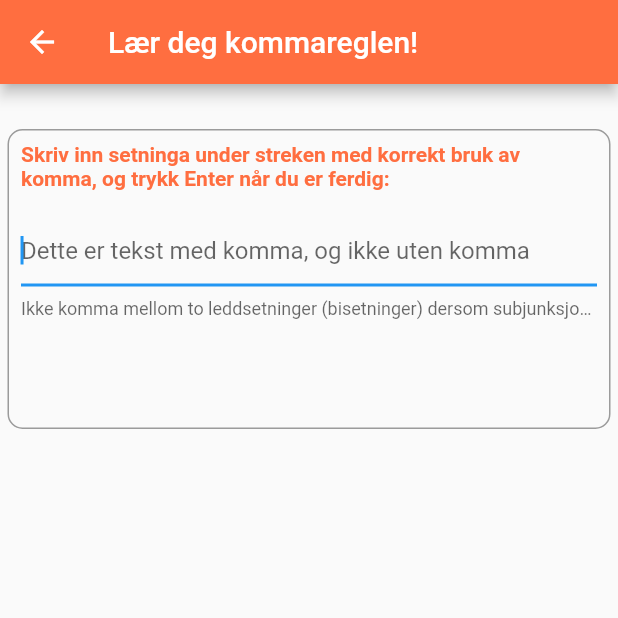
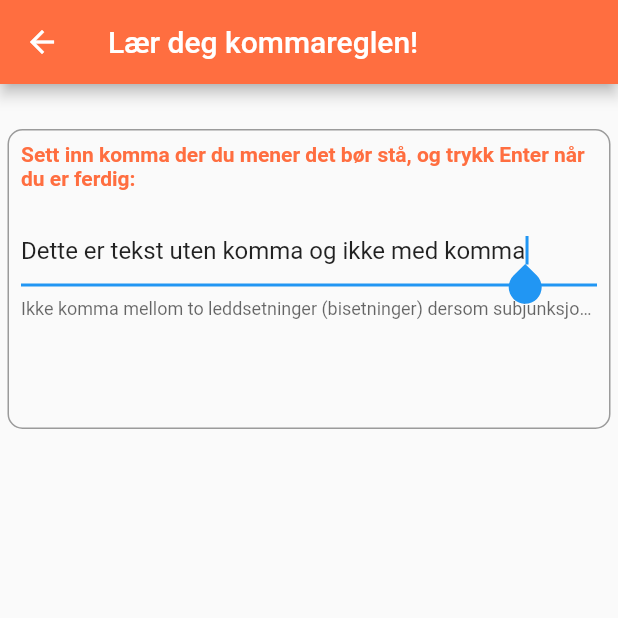
Before and after one commit to pahoel/komma, a Flutter app: the screen it shows after launch, after a tap on an icon or button, on a phone screen of 412 x 824 dp, the top half of it. Run offline on Flutter 3.47's test engine with Material 2 defaults, Android fonts, the phone set to English and light mode, and no system bars.

Commit message:
Fikk endelig til å gi tekstfeltet enn init-verdi: Byttet ut TextField med TextFormField

```diff
--- a/lib/about.dart
+++ b/lib/about.dart
@@ -1,17 +1,13 @@
 import 'package:flutter/material.dart';
 import 'package:komma/data.dart';
 
+int _indeks = 0;
+String forslag = "";
+
 class showDetails extends StatelessWidget {
-  int _indeks = 0;
-  int regelIndeks = 0;
-  String forslag = "";
 
-  /*final List setninger = [
-    Eksempler("Dette er tekst med komma, og ikke uten komma",
-        "Dette er tekst uten komma og ikke med komma"),
-    Eksempler("Dette er også en tekst med komma, og ikke uten komma",
-        "Dette er også en tekst uten komma og ikke med komma")
-  ];*/
+  final int regelIndeks;
+  const showDetails({Key key, this.regelIndeks}) : super(key: key);
 
   @override
   Widget build(BuildContext context) {
@@ -33,12 +29,13 @@ class showDetails extends StatelessWidget {
             padding: const EdgeInsets.all(8.0),
             child: Column(
               children: <Widget>[
-                Text("Skriv inn setninga under streken med korrekt bruk av komma, og trykk Enter når du er ferdig:\n",
+                Text("Sett inn komma der du mener det bør stå, og trykk Enter når du er ferdig:\n",
                     style: TextStyle(
                         fontWeight: FontWeight.bold,
                         color: Colors.deepOrangeAccent),
                     textAlign: TextAlign.left),
-                TextField(
+                TextFormField(
+                  initialValue: setninger[_indeks].tekstUtenKomma,
                   autofocus: true,
                   maxLines: null,
                   textInputAction: TextInputAction.done,
@@ -46,7 +43,7 @@ class showDetails extends StatelessWidget {
                     helperText: kommaregler[setninger[_indeks].regelNr].regel,
                     hintText: setninger[_indeks].tekstMedKomma, hintMaxLines: 3,
                   ),
-                  onSubmitted: (String str) {
+                  onSaved: (String str) {
                     setState() {
                       forslag = str;
                       _indeks ++; }
--- a/lib/main.dart
+++ b/lib/main.dart
@@ -52,10 +52,11 @@ class Komma extends StatelessWidget {
                       Text("\nEksempel:\n ${kommaregler[index].medKomma}"),
                   onTap: () {
                     Navigator.push(context,
-                        MaterialPageRoute(builder: (context) => showDetails()));
+                        MaterialPageRoute(builder: (context) => showDetails(regelIndeks: index)));
                   },
                 ),
               );
-            }));
+            })
+    );
   }
 }
```
